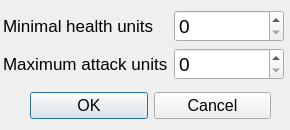
Qt form 2-sem/lab1a/lab1a-qt/findhpdamagewindow.ui (Megarekrut65/OOP-labs) before a commit.
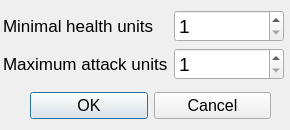
The same form after that commit.

Diff of the .ui file:
```diff
--- a/2-sem/lab1a/lab1a-qt/findhpdamagewindow.ui
+++ b/2-sem/lab1a/lab1a-qt/findhpdamagewindow.ui
@@ -54,6 +54,12 @@
         <pointsize>14</pointsize>
        </font>
       </property>
+      <property name="minimum">
+       <number>1</number>
+      </property>
+      <property name="maximum">
+       <number>50000</number>
+      </property>
      </widget>
     </item>
     <item row="1" column="0">
@@ -75,6 +81,12 @@
         <pointsize>14</pointsize>
        </font>
       </property>
+      <property name="minimum">
+       <number>1</number>
+      </property>
+      <property name="maximum">
+       <number>1000</number>
+      </property>
      </widget>
     </item>
    </layout>
```
